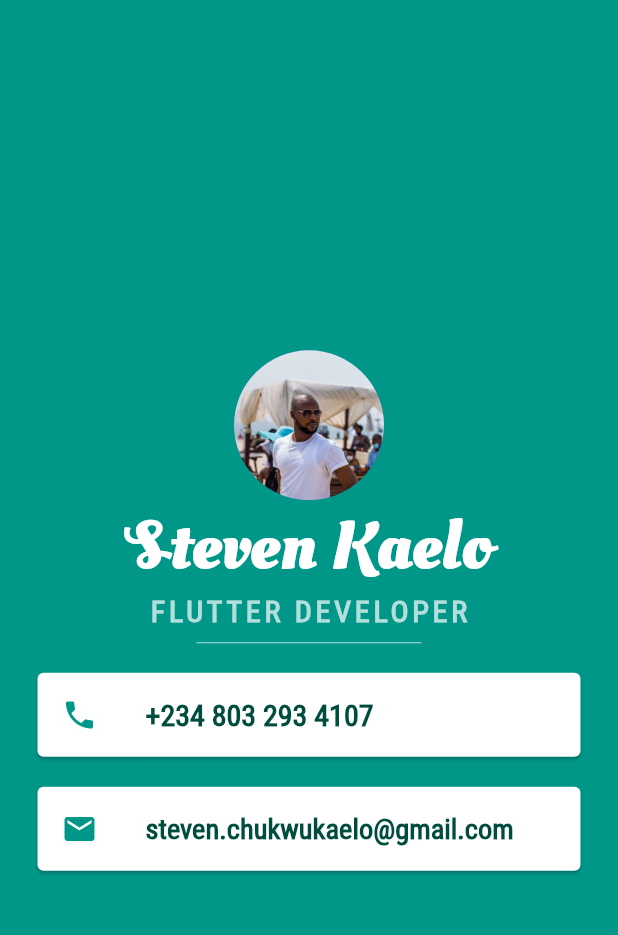
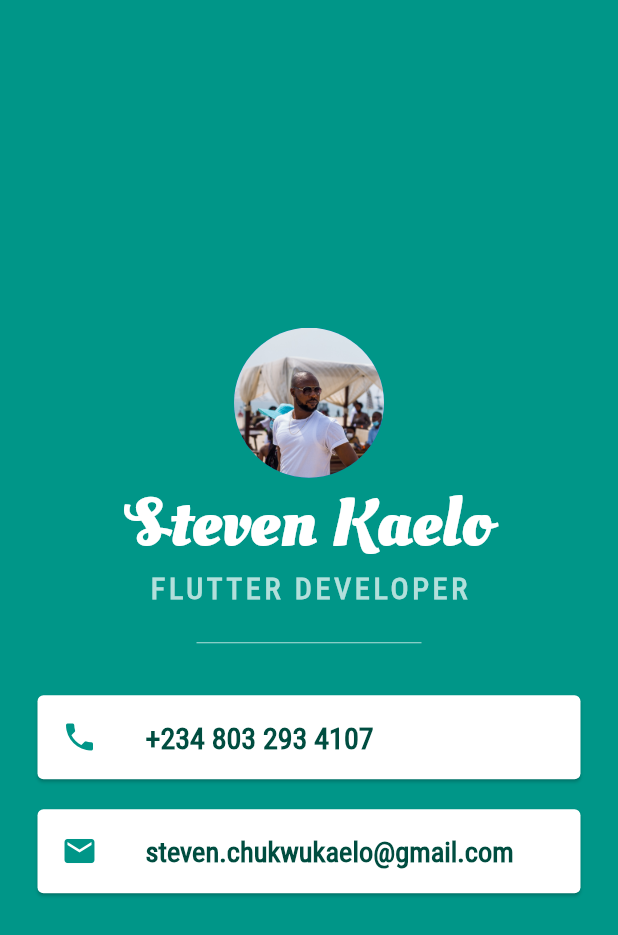
Before and after one commit to Stevfano/my_flutter_project, a Flutter app: the screen it shows after launch, on a phone screen of 412 x 824 dp. Shown: the top 935 px of the screen. Run offline on Flutter 3.47's test engine with Material 2 defaults, Android fonts, the phone set to English and light mode, and no system bars.

Commit message:
Second commit

```diff
--- a/lib/main.dart
+++ b/lib/main.dart
@@ -10,6 +10,7 @@ class MyApp extends StatelessWidget {
   @override
   Widget build(BuildContext context) {
     return MaterialApp(
+      debugShowCheckedModeBanner: false,
       home: Scaffold(
         backgroundColor: Colors.teal,
         body: SafeArea(
@@ -40,7 +41,7 @@ class MyApp extends StatelessWidget {
                 ),
               ),
               SizedBox(
-                height: 20.0,
+                height: 50.0,
                 width: 150.0,
                 child: Divider(
                   color: Colors.teal[100],
```
Also changed, not shown: pubspec.lock, 2 other files.
